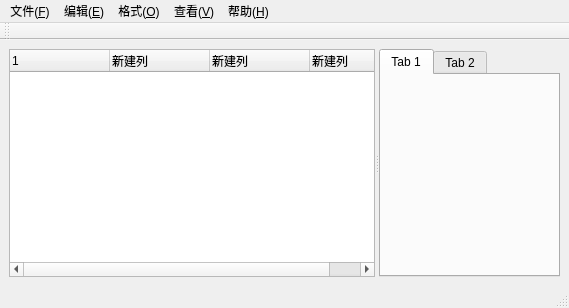
AegeanZhang/ZNote, file src/ui/mainwindow/main_window.ui: the form before one commit.
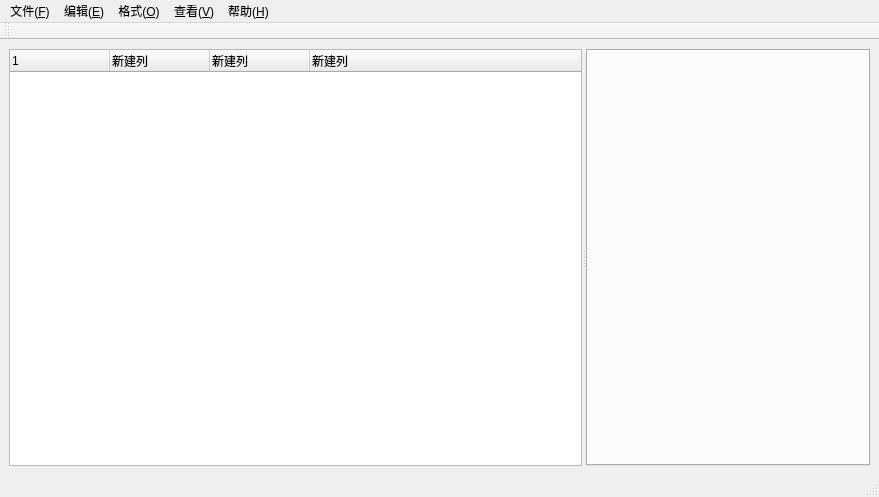
The form after the commit. Custom widgets are drawn as their Qt base class.

```diff
--- a/src/ui/mainwindow/main_window.ui
+++ b/src/ui/mainwindow/main_window.ui
@@ -6,8 +6,8 @@
    <rect>
     <x>0</x>
     <y>0</y>
-    <width>569</width>
-    <height>308</height>
+    <width>879</width>
+    <height>497</height>
    </rect>
   </property>
   <property name="windowTitle">
@@ -63,18 +63,7 @@
       <widget class="QWidget" name="verticalLayoutWidget_2">
        <layout class="QVBoxLayout" name="verticalLayout_2">
         <item>
-         <widget class="ZTabWidget" name="tabWidget">
-          <widget class="QWidget" name="tab">
-           <attribute name="title">
-            <string>Tab 1</string>
-           </attribute>
-          </widget>
-          <widget class="QWidget" name="tab_2">
-           <attribute name="title">
-            <string>Tab 2</string>
-           </attribute>
-          </widget>
-         </widget>
+         <widget class="ZTabWidget" name="tabWidget"/>
         </item>
        </layout>
       </widget>
@@ -87,8 +76,8 @@
     <rect>
      <x>0</x>
      <y>0</y>
-     <width>569</width>
-     <height>18</height>
+     <width>879</width>
+     <height>21</height>
     </rect>
    </property>
    <widget class="QMenu" name="menu_F">
```
